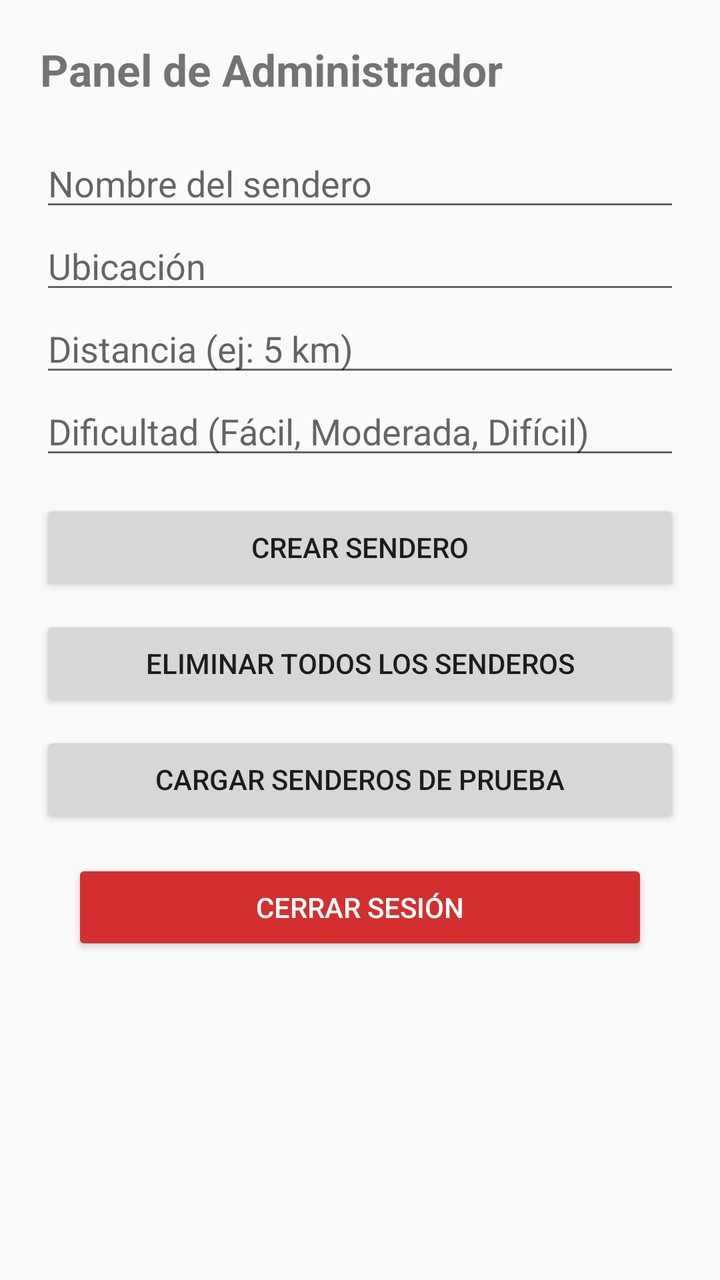
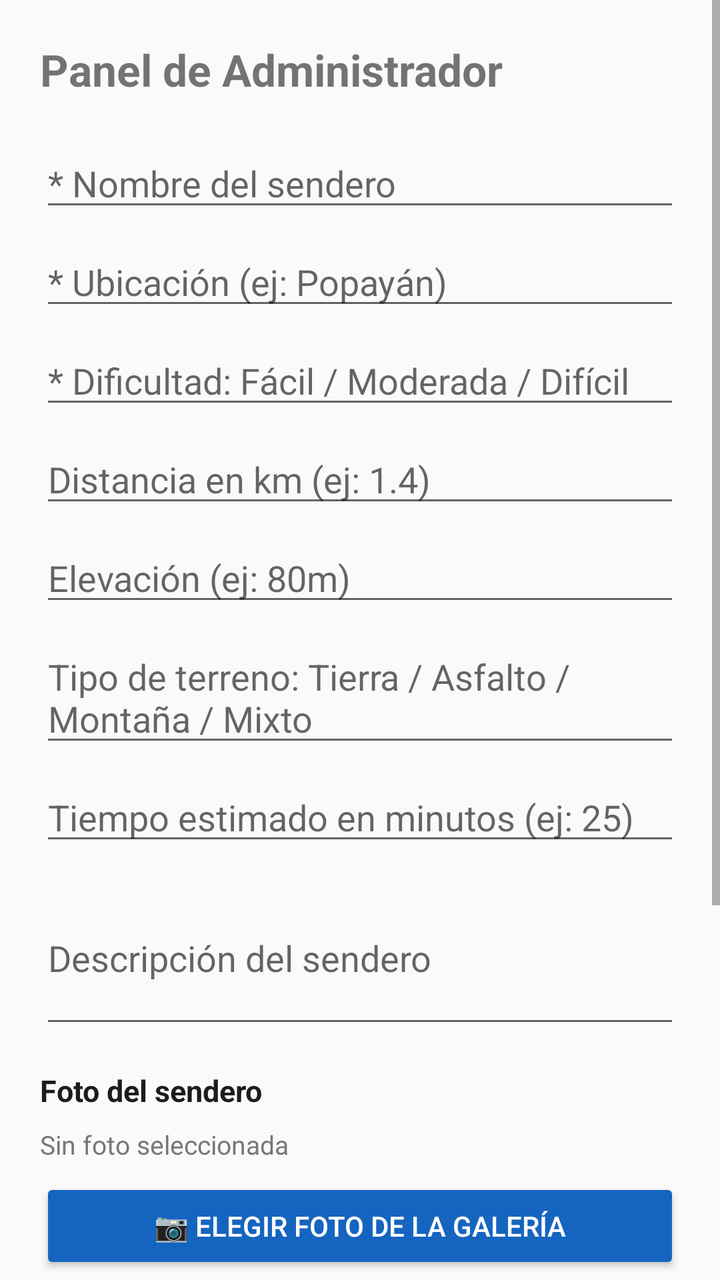

An Android layout rendered at two revisions. The XML below is the earlier revision; the diff shows what the commit changed to produce the second picture.
<!-- AndroidManifest.xml: application theme Theme.AppCompat.Light.NoActionBar -->
<!-- res/layout/activity_admin.xml -->
<?xml version="1.0" encoding="utf-8"?>
<ScrollView xmlns:android="http://schemas.android.com/apk/res/android"
    android:id="@+id/main"
    android:layout_width="match_parent"
    android:layout_height="match_parent">

    <LinearLayout
        android:layout_width="match_parent"
        android:layout_height="wrap_content"
        android:orientation="vertical"
        android:padding="20dp">

        <TextView
            android:layout_width="match_parent"
            android:layout_height="wrap_content"
            android:text="Panel de Administrador"
            android:textSize="22sp"
            android:textStyle="bold"
            android:layout_marginBottom="20dp"/>

        <EditText
            android:id="@+id/etNombre"
            android:layout_width="match_parent"
            android:layout_height="wrap_content"
            android:hint="Nombre del sendero"/>

        <EditText
            android:id="@+id/etUbicacion"
            android:layout_width="match_parent"
            android:layout_height="wrap_content"
            android:hint="Ubicación"/>

        <EditText
            android:id="@+id/etDistancia"
            android:layout_width="match_parent"
            android:layout_height="wrap_content"
            android:hint="Distancia (ej: 5 km)"/>

        <EditText
            android:id="@+id/etDificultad"
            android:layout_width="match_parent"
            android:layout_height="wrap_content"
            android:hint="Dificultad (Fácil, Moderada, Difícil)"/>

        <Button
            android:id="@+id/btnCrear"
            android:layout_width="match_parent"
            android:layout_height="wrap_content"
            android:text="Crear Sendero"
            android:layout_marginTop="15dp"/>

        <Button
            android:id="@+id/btnEliminar"
            android:layout_width="match_parent"
            android:layout_height="wrap_content"
            android:text="Eliminar TODOS los senderos"
            android:layout_marginTop="10dp"/>


        <Button
            android:id="@+id/btnCargarDatos"
            android:layout_width="match_parent"
            android:layout_height="wrap_content"
            android:text="Cargar Senderos de Prueba"
            android:layout_marginTop="10dp"/>
        <Button
            android:id="@+id/btnLogout"
            android:layout_width="match_parent"
            android:layout_height="wrap_content"
            android:text="Cerrar sesión"
            android:backgroundTint="#D32F2F"
            android:textColor="#FFFFFF"
            android:layout_margin="16dp"/>

    </LinearLayout>

</ScrollView>
<!-- resources referenced by this layout -->
<resources>

</resources>

<!-- the commit's change to res/layout/activity_admin.xml (unified diff, before → after) -->
@@ -1,6 +1,5 @@
 <?xml version="1.0" encoding="utf-8"?>
 <ScrollView xmlns:android="http://schemas.android.com/apk/res/android"
-    android:id="@+id/main"
     android:layout_width="match_parent"
     android:layout_height="match_parent">
 
@@ -18,51 +17,132 @@
             android:textStyle="bold"
             android:layout_marginBottom="20dp"/>
 
+        
         <EditText
             android:id="@+id/etNombre"
             android:layout_width="match_parent"
             android:layout_height="wrap_content"
-            android:hint="Nombre del sendero"/>
+            android:hint="* Nombre del sendero"
+            android:layout_marginBottom="8dp"/>
 
         <EditText
             android:id="@+id/etUbicacion"
             android:layout_width="match_parent"
             android:layout_height="wrap_content"
-            android:hint="Ubicación"/>
-
-        <EditText
-            android:id="@+id/etDistancia"
-            android:layout_width="match_parent"
-            android:layout_height="wrap_content"
-            android:hint="Distancia (ej: 5 km)"/>
+            android:hint="* Ubicación (ej: Popayán)"
+            android:layout_marginBottom="8dp"/>
 
         <EditText
             android:id="@+id/etDificultad"
             android:layout_width="match_parent"
             android:layout_height="wrap_content"
-            android:hint="Dificultad (Fácil, Moderada, Difícil)"/>
+            android:hint="* Dificultad: Fácil / Moderada / Difícil"
+            android:layout_marginBottom="8dp"/>
 
+        
+        <EditText
+            android:id="@+id/etDistancia"
+            android:layout_width="match_parent"
+            android:layout_height="wrap_content"
+            android:hint="Distancia en km (ej: 1.4)"
+            android:inputType="numberDecimal"
+            android:layout_marginBottom="8dp"/>
+
+        <EditText
+            android:id="@+id/etElevacion"
+            android:layout_width="match_parent"
+            android:layout_height="wrap_content"
+            android:hint="Elevación (ej: 80m)"
+            android:layout_marginBottom="8dp"/>
+
+        <EditText
+            android:id="@+id/etTipoTerreno"
+            android:layout_width="match_parent"
+            android:layout_height="wrap_content"
+            android:hint="Tipo de terreno: Tierra / Asfalto / Montaña / Mixto"
+            android:layout_marginBottom="8dp"/>
+
+        <EditText
+            android:id="@+id/etTiempoEstimado"
+            android:layout_width="match_parent"
+            android:layout_height="wrap_content"
+            android:hint="Tiempo estimado en minutos (ej: 25)"
+            android:inputType="number"
+            android:layout_marginBottom="8dp"/>
+
+        <EditText
+            android:id="@+id/etDescripcion"
+            android:layout_width="match_parent"
+            android:layout_height="wrap_content"
+            android:hint="Descripción del sendero"
+            android:minLines="3"
+            android:inputType="textMultiLine"
+            android:layout_marginBottom="16dp"/>
+
+        
+        <TextView
+            android:layout_width="wrap_content"
+            android:layout_height="wrap_content"
+            android:text="Foto del sendero"
+            android:textSize="15sp"
+            android:textStyle="bold"
+            android:textColor="#1C1C1C"
+            android:layout_marginBottom="8dp"/>
+
+        
+        <ImageView
+            android:id="@+id/imgPreview"
+            android:layout_width="match_parent"
+            android:layout_height="180dp"
+            android:scaleType="centerCrop"
+            android:background="#E0E0E0"
+            android:visibility="gone"
+            android:layout_marginBottom="8dp"/>
+
+        <TextView
+            android:id="@+id/tvFotoEstado"
+            android:layout_width="wrap_content"
+            android:layout_height="wrap_content"
+            android:text="Sin foto seleccionada"
+            android:textSize="13sp"
+            android:textColor="#777777"
+            android:layout_marginBottom="8dp"/>
+
+        <Button
+            android:id="@+id/btnElegirFoto"
+            android:layout_width="match_parent"
+            android:layout_height="wrap_content"
+            android:text="📷 Elegir foto de la galería"
+            android:backgroundTint="#1565C0"
+            android:textColor="#FFFFFF"
+            android:layout_marginBottom="16dp"/>
+
+        
         <Button
             android:id="@+id/btnCrear"
             android:layout_width="match_parent"
             android:layout_height="wrap_content"
-            android:text="Crear Sendero"
-            android:layout_marginTop="15dp"/>
+            android:text="✅ Crear Sendero"
+            android:backgroundTint="#0C8F48"
+            android:textColor="#FFFFFF"
+            android:layout_marginBottom="8dp"/>
+
+        <Button
+            android:id="@+id/btnCargarDatos"
+            android:layout_width="match_parent"
+            android:layout_height="wrap_content"
+            android:text="📦 Cargar Senderos de Prueba"
+            android:layout_marginBottom="8dp"/>
 
         <Button
             android:id="@+id/btnEliminar"
             android:layout_width="match_parent"
             android:layout_height="wrap_content"
-            android:text="Eliminar TODOS los senderos"
-            android:layout_marginTop="10dp"/>
+            android:text="🗑 Eliminar TODOS los senderos"
+            android:backgroundTint="#FF4444"
+            android:textColor="#FFFFFF"
+            android:layout_marginBottom="8dp"/>
 
-
-        <Button
-            android:id="@+id/btnCargarDatos"
-            android:layout_width="match_parent"
-            android:layout_height="wrap_content"
-            android:text="Cargar Senderos de Prueba"
-            android:layout_marginTop="10dp"/>
         <Button
             android:id="@+id/btnLogout"
             android:layout_width="match_parent"
@@ -70,7 +150,7 @@
             android:text="Cerrar sesión"
             android:backgroundTint="#D32F2F"
             android:textColor="#FFFFFF"
-            android:layout_margin="16dp"/>
+            android:layout_marginBottom="16dp"/>
 
     </LinearLayout>
 
